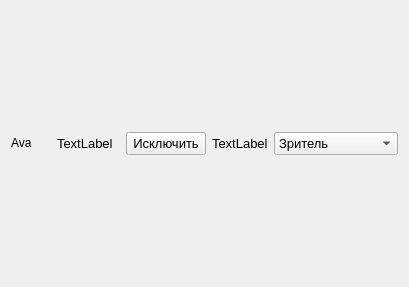
The window that ui/chatmemberwidget.ui (Korostast/chat-database-project) describes before a commit, drawn with Qt 5.
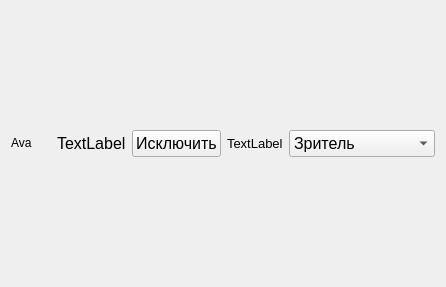
The same window after the commit. Custom widgets are drawn as their Qt base class.

What changed in the file:
```diff
--- a/ui/chatmemberwidget.ui
+++ b/ui/chatmemberwidget.ui
@@ -6,7 +6,7 @@
    <rect>
     <x>0</x>
     <y>0</y>
-    <width>409</width>
+    <width>433</width>
     <height>287</height>
    </rect>
   </property>
@@ -43,7 +43,7 @@
      </property>
      <property name="font">
       <font>
-       <pointsize>10</pointsize>
+       <pointsize>12</pointsize>
       </font>
      </property>
      <property name="text">
@@ -68,7 +68,7 @@
     <widget class="QPushButton" name="chat_members_remove_button">
      <property name="font">
       <font>
-       <pointsize>10</pointsize>
+       <pointsize>12</pointsize>
       </font>
      </property>
      <property name="text">
@@ -98,7 +98,7 @@
     <widget class="QComboBox" name="chat_members_roles_combobox">
      <property name="font">
       <font>
-       <pointsize>10</pointsize>
+       <pointsize>12</pointsize>
       </font>
      </property>
      <property name="editable">
@@ -131,6 +131,13 @@
    </item>
   </layout>
  </widget>
+ <customwidgets>
+  <customwidget>
+   <class>ClickableLabel</class>
+   <extends>QLabel</extends>
+   <header>ClickableLabel.h</header>
+  </customwidget>
+ </customwidgets>
  <resources/>
  <connections/>
 </ui>
```
Left out of the diff: 10 changed lines with no effect on the pictures.
